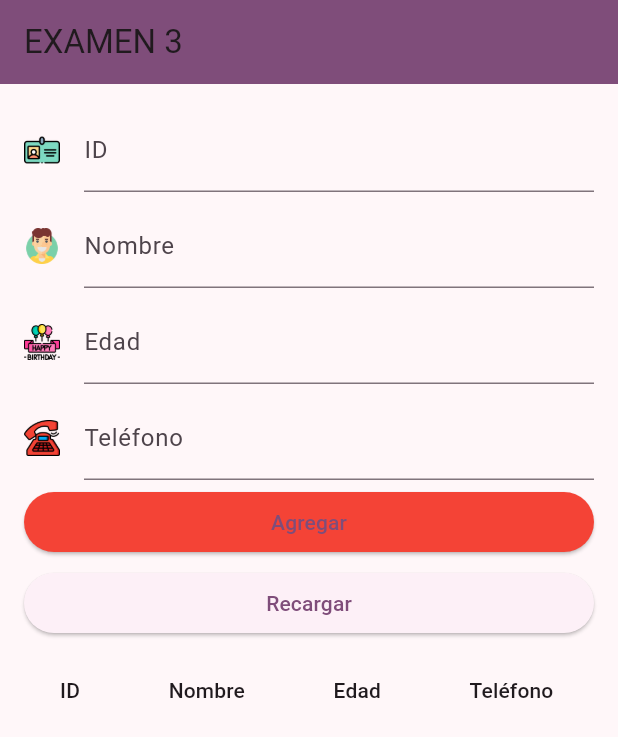
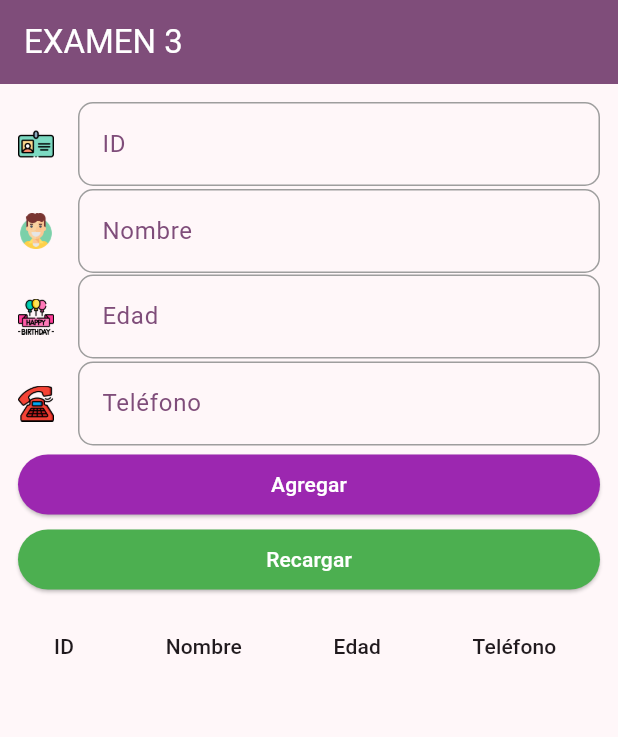
Before and after one commit to alexprogramador1996/practica3_sis, a Flutter app: the screen it shows after launch, on a phone screen of 412 x 824 dp. Shown: the top 737 px of the screen. Run offline on Flutter 3.47's test engine with Material 2 defaults, Android fonts, the phone set to English and light mode, and no system bars; our stand-ins replace cloud_firestore, firebase_core; accounts and stored records are empty.

Commit message:
Se ha mejorado el  diseño del formulario

```diff
--- a/lib/pages/home.dart
+++ b/lib/pages/home.dart
@@ -33,7 +33,7 @@ class MyApp extends StatelessWidget {
       title: 'EVALUACION 3',
       theme: ThemeData(
         colorScheme: ColorScheme.fromSwatch(
-          primarySwatch: Colors.blue,
+          primarySwatch: Colors.green,
         ),
       ),
       home: const MyHomePage(title: 'EVALUACION 3'),
@@ -122,10 +122,13 @@ class _MyHomePageState extends State<MyHomePage> {
     return Scaffold(
       appBar: AppBar(
         backgroundColor: Theme.of(context).colorScheme.primary,
-        title: Text(widget.title),
+        title: Text(
+          widget.title,
+          style: TextStyle(color: Colors.white), // Cambiar el color del texto a blanco
+        ),
       ),
       body: Padding(
-        padding: const EdgeInsets.all(16.0),
+        padding: const EdgeInsets.all(12.0),
         child: Column(
           crossAxisAlignment: CrossAxisAlignment.stretch,
           children: [
@@ -133,62 +136,109 @@ class _MyHomePageState extends State<MyHomePage> {
               controller: idController,
               decoration: InputDecoration(
                 labelText: 'ID',
+                labelStyle: TextStyle(color: Theme.of(context).colorScheme.primary),
+                focusedBorder: OutlineInputBorder(
+                  borderRadius: BorderRadius.circular(10),
+                  borderSide: BorderSide(color: Theme.of(context).colorScheme.primary),
+                ),
+                enabledBorder: OutlineInputBorder(
+                  borderRadius: BorderRadius.circular(10),
+                  borderSide: BorderSide(color: Colors.grey),
+                ),
                 icon: Image.asset('images/carne-de-identidad.png', width: 24, height: 24),
               ),
             ),
-            SizedBox(height: 8.0),
+            SizedBox(height: 2.0),
             TextFormField(
               controller: nombreController,
               decoration: InputDecoration(
                 labelText: 'Nombre',
+                labelStyle: TextStyle(color: Theme.of(context).colorScheme.primary),
+                focusedBorder: OutlineInputBorder(
+                  borderRadius: BorderRadius.circular(10),
+                  borderSide: BorderSide(color: Theme.of(context).colorScheme.primary),
+                ),
+                enabledBorder: OutlineInputBorder(
+                  borderRadius: BorderRadius.circular(10),
+                  borderSide: BorderSide(color: Colors.grey),
+                ),
                 icon: Image.asset('images/cara-feliz.png', width: 24, height: 24),
               ),
             ),
-            SizedBox(height: 8.0),
+            SizedBox(height: 1.0),
             TextFormField(
               controller: edadController,
               decoration: InputDecoration(
                 labelText: 'Edad',
+                labelStyle: TextStyle(color: Theme.of(context).colorScheme.primary),
+                focusedBorder: OutlineInputBorder(
+                  borderRadius: BorderRadius.circular(10),
+                  borderSide: BorderSide(color: Theme.of(context).colorScheme.primary),
+                ),
+                enabledBorder: OutlineInputBorder(
+                  borderRadius: BorderRadius.circular(10),
+                  borderSide: BorderSide(color: Colors.grey),
+                ),
                 icon: Image.asset('images/feliz-cumpleanos.png', width: 24, height: 24),
               ),
             ),
-            SizedBox(height: 8.0),
+            SizedBox(height: 2.0),
             TextFormField(
               controller: telefonoController,
               decoration: InputDecoration(
                 labelText: 'Teléfono',
+                labelStyle: TextStyle(color: Theme.of(context).colorScheme.primary),
+                focusedBorder: OutlineInputBorder(
+                  borderRadius: BorderRadius.circular(10),
+                  borderSide: BorderSide(color: Theme.of(context).colorScheme.primary),
+                ),
+                enabledBorder: OutlineInputBorder(
+                  borderRadius: BorderRadius.circular(10),
+                  borderSide: BorderSide(color: Colors.grey),
+                ),
                 icon: Image.asset('images/telefono-fijo.png', width: 24, height: 24),
               ),
             ),
-            SizedBox(height: 4.0),
+            SizedBox(height: 2.0),
             ElevatedButton(
               onPressed: () {
                 addTest();
               },
               style: ElevatedButton.styleFrom(
-                primary: Colors.red,
+                primary: Colors.purple,
               ),
               child: Container(
                 alignment: Alignment.center,
                 constraints: BoxConstraints(minWidth: 1, maxWidth: double.infinity),
                 padding: EdgeInsets.symmetric(vertical: 8),
-                child: Text('Agregar'),
+                child: Text(
+                  'Agregar',
+                  style: TextStyle(
+                    color: Colors.white,
+                  ),
+                ),
               ),
             ),
-            SizedBox(height: 6.0),
-
+            SizedBox(height: 2.0),
             ElevatedButton(
               onPressed: () {
                 reloadTests();
               },
+              style: ElevatedButton.styleFrom(
+                primary: Colors.green,
+              ),
               child: Container(
                 alignment: Alignment.center,
                 constraints: BoxConstraints(minWidth: 1, maxWidth: double.infinity),
                 padding: EdgeInsets.symmetric(vertical: 8),
-                child: Text('Recargar'),
+                child: Text(
+                  'Recargar',
+                  style: TextStyle(
+                    color: Colors.white,
+                  ),
+                ),
               ),
             ),
-
             SizedBox(height: 6.0),
             Expanded(
               child: FutureBuilder<List<Test>>(
```
